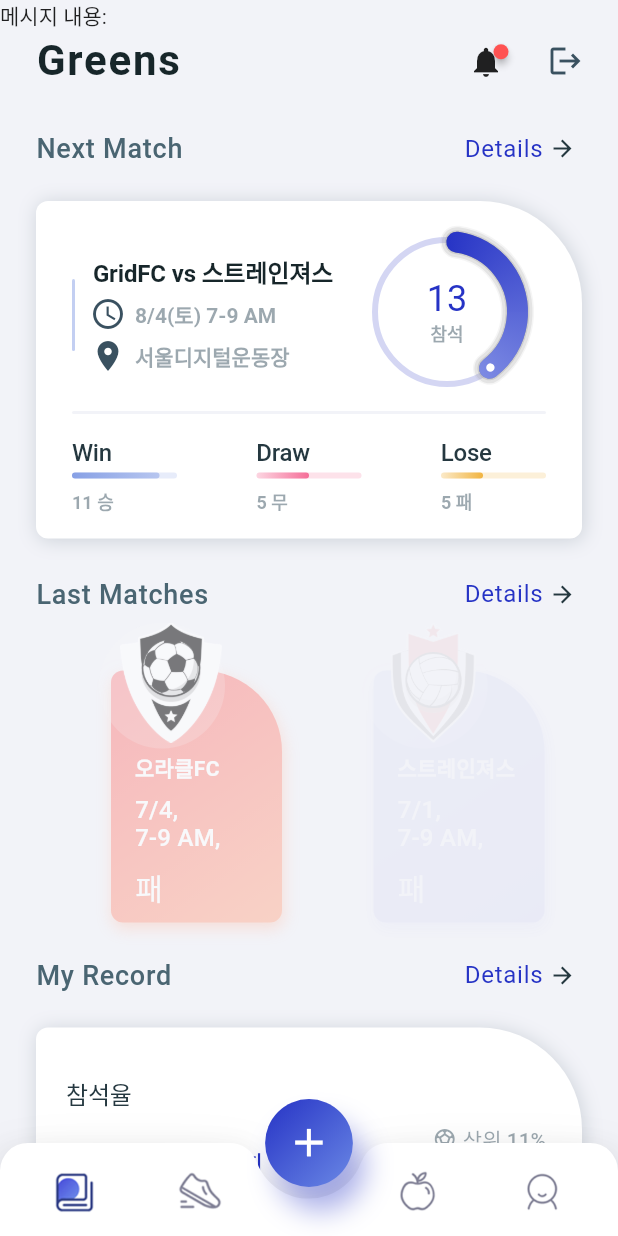
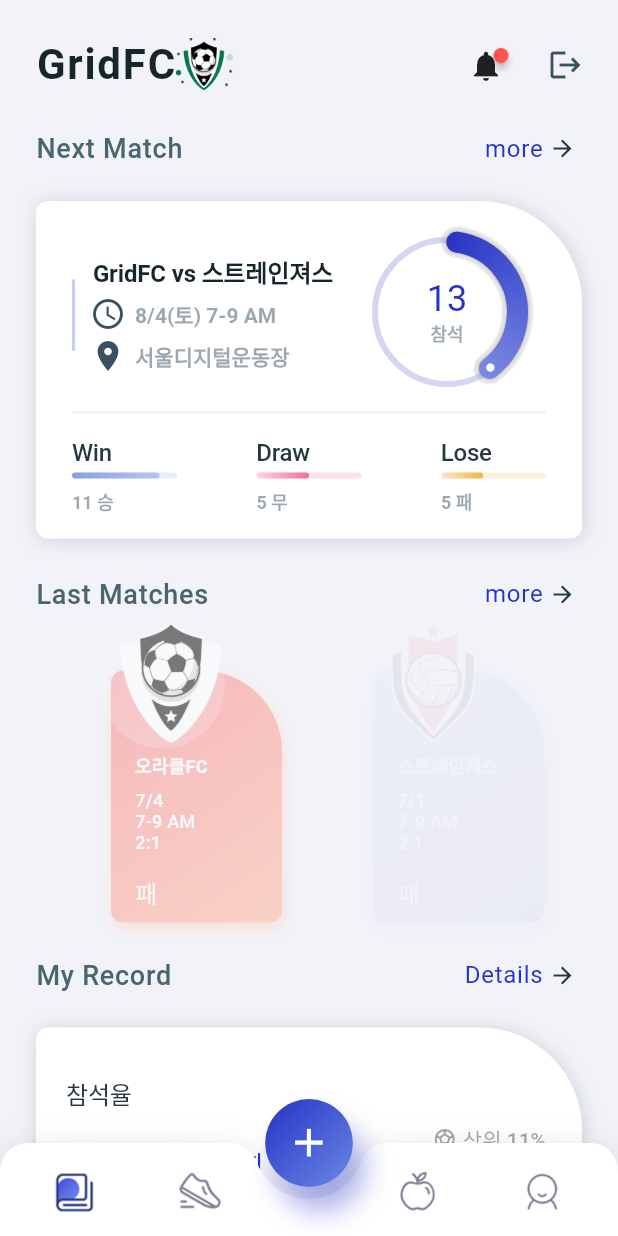
Before and after one commit to james2060/soccerlab, a Flutter app: the screen it shows after launch, after a tap on "LOGIN", on a phone screen of 412 x 824 dp. Run offline on Flutter 3.47's test engine with Material 2 defaults, Android fonts, the phone set to English and light mode, and no system bars; drawn by our look-alikes of badges; our stand-ins replace cloud_firestore, firebase_auth, firebase_core, firebase_database, firebase_messaging, flutter_local_notifications and 5 more; accounts and stored records are empty.

Commit message:
Add Club Image to AppBarUI

```diff
--- a/soccerlab/lib/models/meals_list_data.dart
+++ b/soccerlab/lib/models/meals_list_data.dart
@@ -1,3 +1,5 @@
+
+//Last Matches View에 표시될 데이터셋
 class MealsListData {
   MealsListData({
     this.imagePath = '',
@@ -22,7 +24,7 @@ class MealsListData {
       titleTxt: '오라클FC',
       kacl: 525,
       matchResult: '패',
-      meals: <String>['7/4,', '7-9 AM,', '2:1,'],
+      meals: <String>['7/4 ', '7-9 AM ', '2:1 '],
       startColor: '#FA7D82',
       endColor: '#FFB295',
     ),
@@ -31,7 +33,7 @@ class MealsListData {
       titleTxt: '스트레인져스',
       kacl: 602,
       matchResult: '패',
-      meals: <String>['7/1,', '7-9 AM,', '2:1,'],
+      meals: <String>['7/1 ', '7-9 AM ', '2:1 '],
       startColor: '#738AE6',
       endColor: '#5C5EDD',
     ),
@@ -40,7 +42,7 @@ class MealsListData {
       titleTxt: 'FC일레븐',
       kacl: 0,
       matchResult: '패',
-      meals: <String>['6/28,', '7-9 AM,', '1:1,'],
+      meals: <String>['6/28 ', '7-9 AM ', '1:1 '],
       startColor: '#FE95B6',
       endColor: '#FF5287',
     ),
@@ -49,7 +51,7 @@ class MealsListData {
       titleTxt: '스트레인져스',
       kacl: 0,
       matchResult: '승',
-      meals: <String>['6/20,', '7-9 AM,', '2:1,'],
+      meals: <String>['6/20 ', '7-9 AM ', '2:1 '],
       startColor: '#6F72CA',
       endColor: '#1E1466',
     ),
--- a/soccerlab/lib/screens/app_homescreen.dart
+++ b/soccerlab/lib/screens/app_homescreen.dart
@@ -108,7 +108,7 @@ class _AppHomeScreenState extends State<AppHomeScreen>
               return Stack(
                 children: <Widget>[
                   tabBody,
-                  Text("메시지 내용: $messageString"),
+                  //Text("메시지 내용: $messageString"),
                   bottomBar(),
                 ],
               );
--- a/soccerlab/lib/screens/mydiaryscreen/meals_list_view.dart
+++ b/soccerlab/lib/screens/mydiaryscreen/meals_list_view.dart
@@ -6,6 +6,7 @@ import 'package:flutter/material.dart';
 
 import '../../main.dart';
 
+//Last Matches View
 class MealsListView extends StatefulWidget {
   const MealsListView(
       {Key? key, this.mainScreenAnimationController, this.mainScreenAnimation})
@@ -148,7 +149,7 @@ class MealsView extends StatelessWidget {
                               style: TextStyle(
                                 fontFamily: apptheme.fontName,
                                 fontWeight: FontWeight.bold,
-                                fontSize: 14,
+                                fontSize: 12,
                                 letterSpacing: 0.2,
                                 color: apptheme.white,
                               ),
@@ -166,7 +167,7 @@ class MealsView extends StatelessWidget {
                                       style: TextStyle(
                                         fontFamily: apptheme.fontName,
                                         fontWeight: FontWeight.w500,
-                                        fontSize: 16,
+                                        fontSize: 12,
                                         letterSpacing: 0.2,
                                         color: apptheme.white,
                                       ),
@@ -185,7 +186,7 @@ class MealsView extends StatelessWidget {
                                       style: TextStyle(
                                         fontFamily: apptheme.fontName,
                                         fontWeight: FontWeight.w500,
-                                        fontSize: 20,
+                                        fontSize: 16,
                                         letterSpacing: 0.2,
                                         color: apptheme.white,
                                       ),
--- a/soccerlab/lib/screens/mydiaryscreen/my_diary_screen.dart
+++ b/soccerlab/lib/screens/mydiaryscreen/my_diary_screen.dart
@@ -30,7 +30,7 @@ class _MyDiaryScreenState extends State<MyDiaryScreen>
     with TickerProviderStateMixin {
   Animation<double>? topBarAnimation;
 
-  String club_name = 'Greens';
+  String club_name = 'GridFC';
 
   List<Widget> listViews = <Widget>[];
   final ScrollController scrollController = ScrollController();
@@ -97,7 +97,7 @@ class _MyDiaryScreenState extends State<MyDiaryScreen>
     listViews.add(
       TitleView(
         titleTxt: "Next Match",
-        subTxt: 'Details',
+        subTxt: 'more',
         animation: Tween<double>(begin: 0.0, end: 1.0).animate(CurvedAnimation(
             parent: widget.animationController!,
             curve:
@@ -105,6 +105,7 @@ class _MyDiaryScreenState extends State<MyDiaryScreen>
         animationController: widget.animationController!,
       ),
     );
+    //Next Match View
     listViews.add(
       MediterranesnDietView(
         animation: Tween<double>(begin: 0.0, end: 1.0).animate(CurvedAnimation(
@@ -117,7 +118,7 @@ class _MyDiaryScreenState extends State<MyDiaryScreen>
     listViews.add(
       TitleView(
         titleTxt: 'Last Matches',
-        subTxt: 'Details',
+        subTxt: 'more',
         animation: Tween<double>(begin: 0.0, end: 1.0).animate(CurvedAnimation(
             parent: widget.animationController!,
             curve:
@@ -125,7 +126,7 @@ class _MyDiaryScreenState extends State<MyDiaryScreen>
         animationController: widget.animationController!,
       ),
     );
-
+    //Next Matches View
     listViews.add(
       MealsListView(
         mainScreenAnimation: Tween<double>(begin: 0.0, end: 1.0).animate(
@@ -284,7 +285,10 @@ class _MyDiaryScreenState extends State<MyDiaryScreen>
                             Expanded(
                               child: Padding(
                                 padding: const EdgeInsets.all(8.0),
-                                child: Text(
+                                child: Row(
+                                  children: <Widget>[
+                                    //clubname
+                                    Text(
                                       club_name,
                                       textAlign: TextAlign.left,
                                       style: TextStyle(
@@ -295,8 +299,21 @@ class _MyDiaryScreenState extends State<MyDiaryScreen>
                                         color: apptheme.darkerText,
                                       ),
                                     ),
+                                    //Club log
+                                    SizedBox(
+                                      width: 38,
+                                      height: 38,
+                                      child: Image.asset(
+                                          'assets/images/club-logo-kMY.png'),
+                                    ),
+                                  ],
+                                ),
+
                               ),
                             ),
+
+
+                            //상단 캘린더 부분  -> 알람 아이콘과 로그아웃 아이콘 필요
                             SizedBox(
                               height: 38,
                               width: 38,
--- a/soccerlab/lib/screens/ui_view/mediterranean_diet_view.dart
+++ b/soccerlab/lib/screens/ui_view/mediterranean_diet_view.dart
@@ -5,6 +5,7 @@ import 'package:flutter/material.dart';
 import 'package:firebase_auth/firebase_auth.dart';
 import 'dart:math' as math;
 
+//Next Match View
 class MediterranesnDietView extends StatelessWidget {
   final AnimationController? animationController;
   final Animation<double>? animation;
```
Also changed, not shown: soccerlab/pubspec.lock (added), 1 other file. Lines whose indentation alone changed are shown as unchanged.
